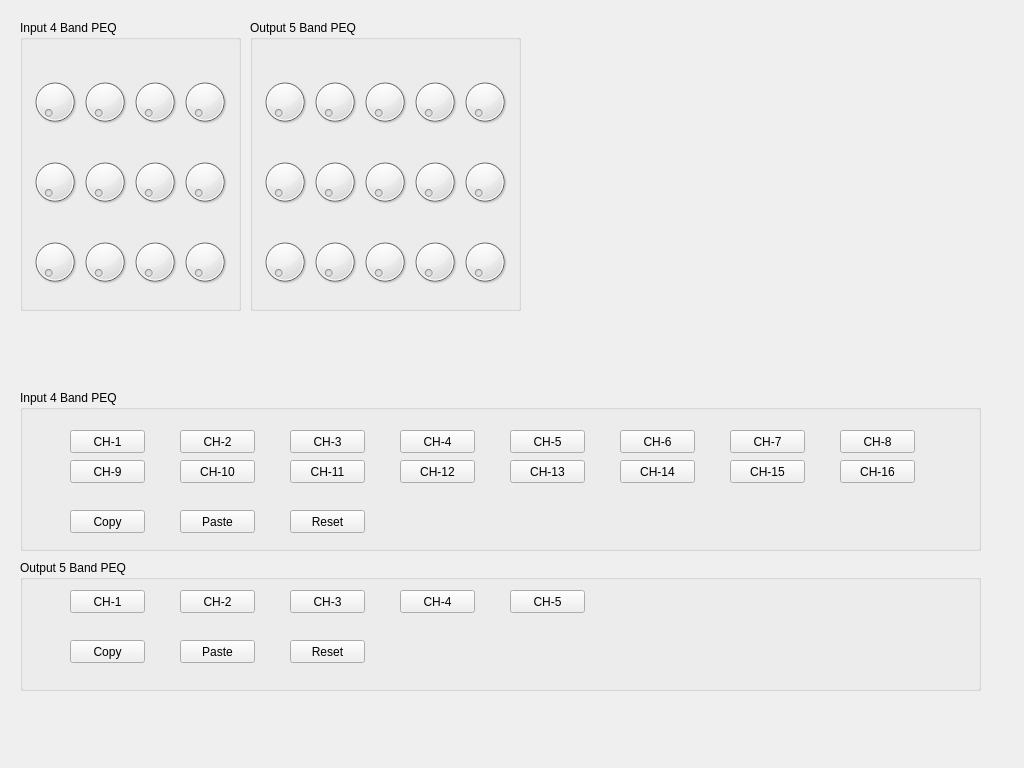
This is ac1608/peqwnd.ui in jpcstpj7281/gameseer as Qt 5 draws it before an edit. The edited form follows.
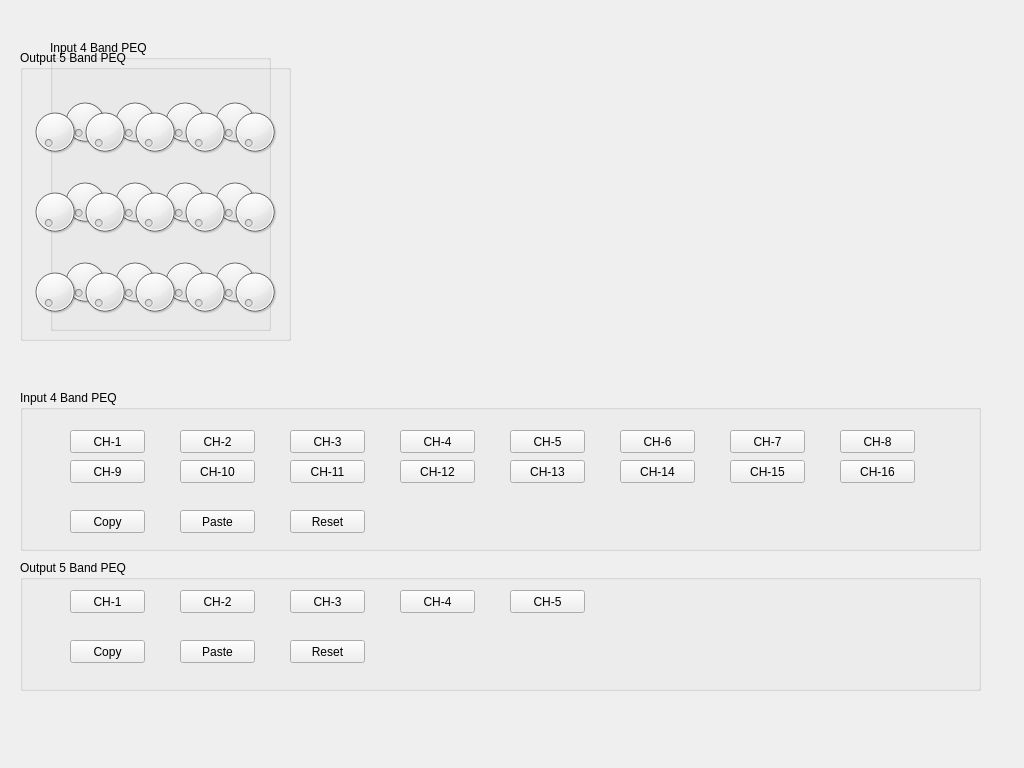
This is the edited form.

Commit message: add plot graph dependence and pre implementation

What changed in the file:
```diff
--- a/ac1608/peqwnd.ui
+++ b/ac1608/peqwnd.ui
@@ -22,8 +22,8 @@
   <widget class="QGroupBox" name="groupBox">
    <property name="geometry">
     <rect>
-     <x>20</x>
-     <y>20</y>
+     <x>50</x>
+     <y>40</y>
      <width>221</width>
      <height>291</height>
     </rect>
@@ -155,8 +155,8 @@
   <widget class="QGroupBox" name="groupBox_3">
    <property name="geometry">
     <rect>
-     <x>250</x>
-     <y>20</y>
+     <x>20</x>
+     <y>50</y>
      <width>271</width>
      <height>291</height>
     </rect>
@@ -692,6 +692,16 @@
     </property>
    </widget>
   </widget>
+  <widget class="QWidget" name="PEQGraph" native="true">
+   <property name="geometry">
+    <rect>
+     <x>320</x>
+     <y>30</y>
+     <width>680</width>
+     <height>330</height>
+    </rect>
+   </property>
+  </widget>
  </widget>
  <resources/>
  <connections/>
```
Left out of the diff: 18 changed lines with no effect on the pictures. The commit also changes 171 other files.
